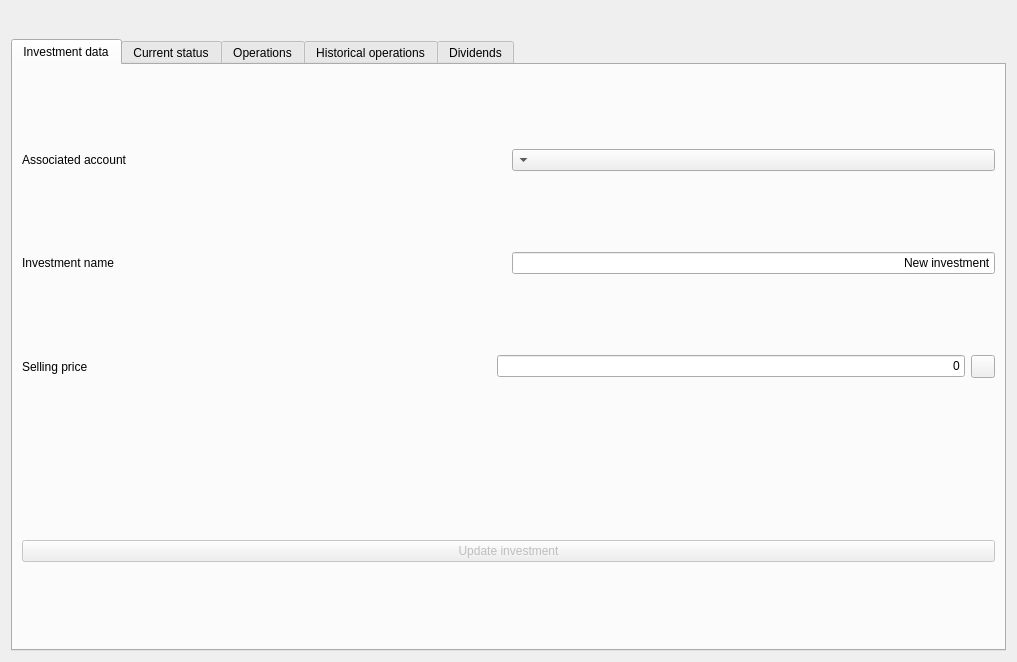
Above: ui/frmInvestmentReport.ui from turulomio/xulpymoney before the change. Below: the same form after it.
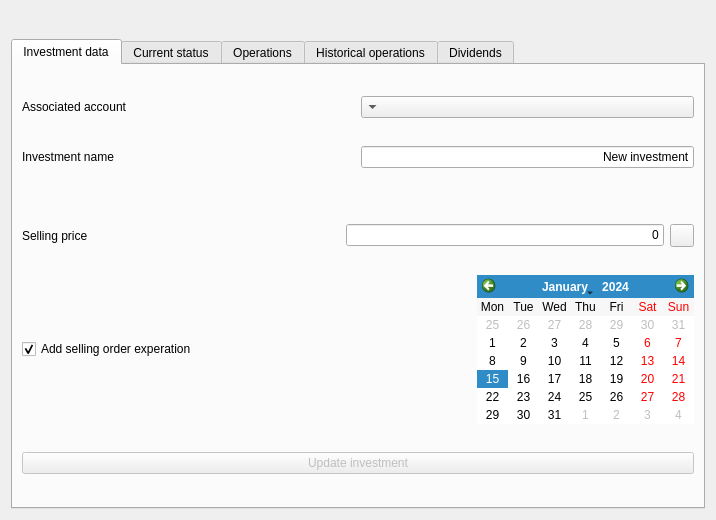
That is the form after the change. Icons and pictures are not drawn. Custom widgets are drawn as their Qt base class.

Commit message: Added selling expiration logic

Patch:
```diff
--- a/ui/frmInvestmentReport.ui
+++ b/ui/frmInvestmentReport.ui
@@ -9,8 +9,8 @@
    <rect>
     <x>0</x>
     <y>0</y>
-    <width>1017</width>
-    <height>662</height>
+    <width>716</width>
+    <height>520</height>
    </rect>
   </property>
   <property name="windowTitle">
@@ -59,7 +59,7 @@
         <attribute name="title">
          <string>Investment data</string>
         </attribute>
-        <layout class="QHBoxLayout" name="horizontalLayout_16">
+        <layout class="QHBoxLayout" name="horizontalLayout_12">
          <item>
           <layout class="QVBoxLayout" name="verticalLayout">
            <item>
@@ -107,6 +107,20 @@
              </item>
             </layout>
            </item>
+           <item>
+            <layout class="QHBoxLayout" name="horizontalLayout_8">
+             <item>
+              <widget class="wdgProductSelector" name="ise" native="true">
+               <property name="sizePolicy">
+                <sizepolicy hsizetype="Minimum" vsizetype="Fixed">
+                 <horstretch>0</horstretch>
+                 <verstretch>0</verstretch>
+                </sizepolicy>
+               </property>
+              </widget>
+             </item>
+            </layout>
+           </item>
            <item>
             <layout class="QHBoxLayout" name="horizontalLayout_5">
              <item>
@@ -146,15 +160,31 @@
             </layout>
            </item>
            <item>
-            <layout class="QHBoxLayout" name="horizontalLayout_8">
+            <layout class="QHBoxLayout" name="horizontalLayout_10">
              <item>
-              <widget class="wdgProductSelector" name="ise" native="true">
+              <widget class="QCheckBox" name="chkExpiration">
+               <property name="text">
+                <string>Add selling order experation</string>
+               </property>
+               <property name="checked">
+                <bool>true</bool>
+               </property>
+              </widget>
+             </item>
+             <item>
+              <widget class="QCalendarWidget" name="calExpiration">
                <property name="sizePolicy">
-                <sizepolicy hsizetype="Minimum" vsizetype="Fixed">
+                <sizepolicy hsizetype="Fixed" vsizetype="Fixed">
                  <horstretch>0</horstretch>
                  <verstretch>0</verstretch>
                 </sizepolicy>
                </property>
+               <property name="firstDayOfWeek">
+                <enum>Qt::Monday</enum>
+               </property>
+               <property name="verticalHeaderFormat">
+                <enum>QCalendarWidget::NoVerticalHeader</enum>
+               </property>
               </widget>
              </item>
             </layout>
```
Left out of the diff: 19 changed lines with no effect on the pictures. The commit also changes 10 other files.
